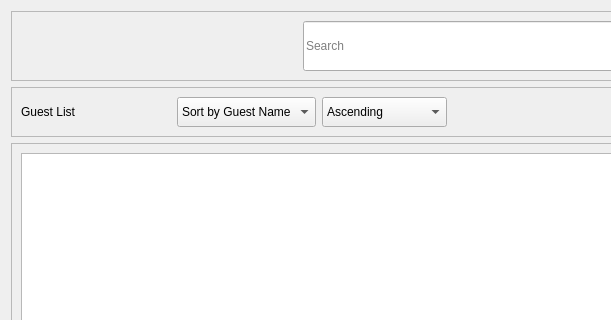
Above: ui_files/guests_page.ui from xbryan25/hotel-management-system before the change; both pictures show x 0 to 611 and y 0 to 320 of the 1030 by 750 pixel window. Below: the same form after it.
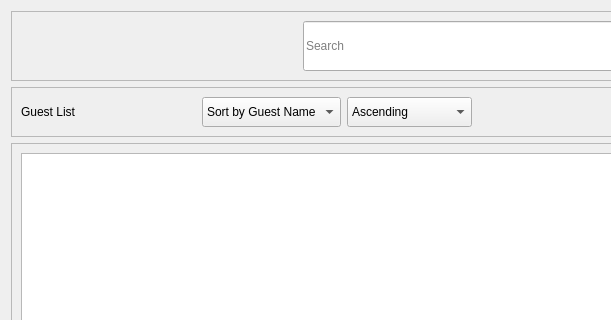
That is the form after the change.

Commit message: style(guests_page): add style and Inter font to UI elements

The edit to the form file:
```diff
--- a/ui_files/guests_page.ui
+++ b/ui_files/guests_page.ui
@@ -54,7 +54,7 @@
        <widget class="QLabel" name="guest_list_label">
         <property name="minimumSize">
          <size>
-          <width>150</width>
+          <width>175</width>
           <height>0</height>
          </size>
         </property>
```
Left out of the diff: 12 changed lines with no effect on the pictures. The commit also changes 7 other files.
